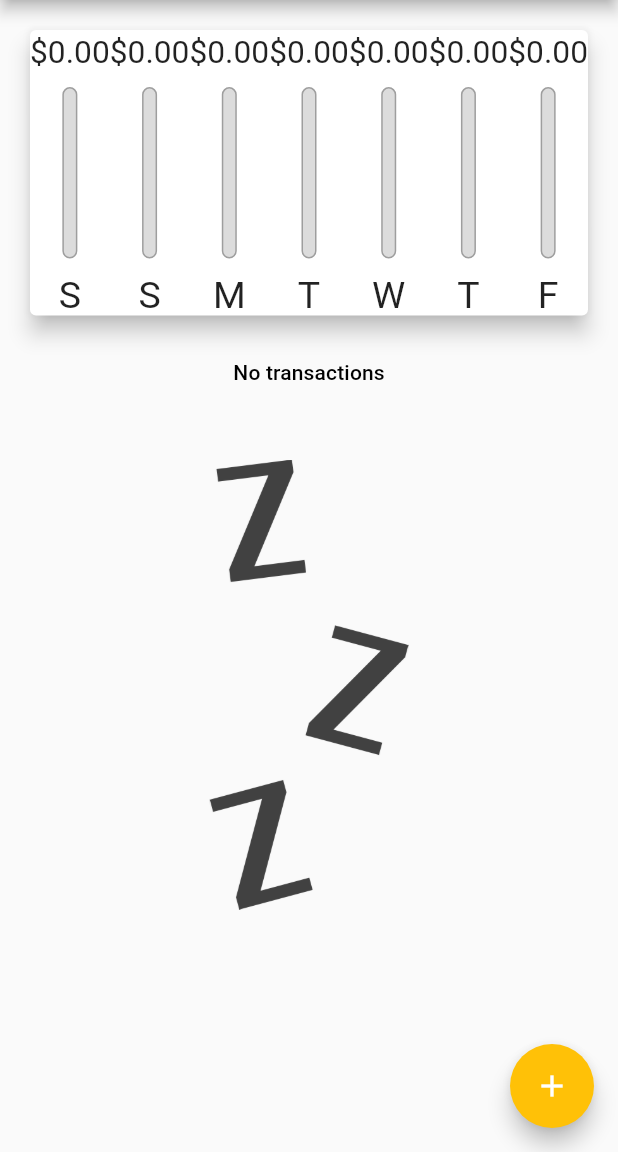
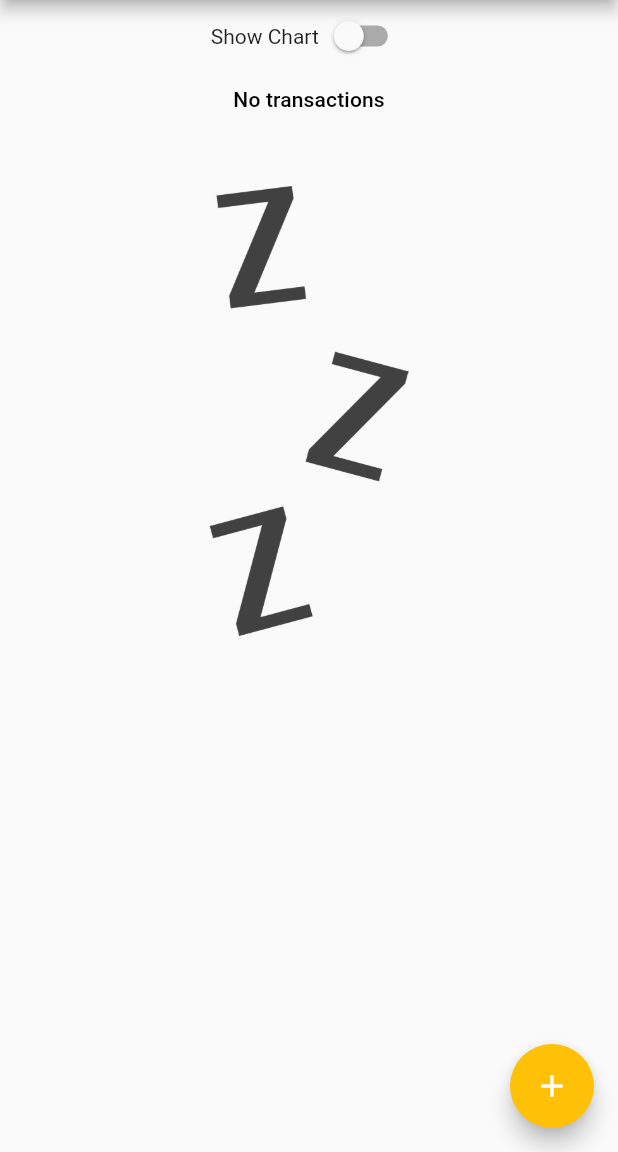
Before and after one commit to AllanCicceri/ExpensesApp, a Flutter app: the screen it shows after launch, on a phone screen of 412 x 824 dp, the part 84-1236 px from its top. Run offline on Flutter 3.47's test engine with Material 2 defaults, Android fonts, the phone set to English and light mode, and no system bars; missing offline and left inert: dart:ffi.

Commit message:
add: added switch to show chart or not (for landscape orientation in small screen devices)

```diff
--- a/lib/main.dart
+++ b/lib/main.dart
@@ -49,6 +49,7 @@ class HomePage extends StatefulWidget {
 
 class _HomePageState extends State<HomePage> {
   final List<Transaction> _transactions = [];
+  bool _showChart = false;
 
   List<Transaction> get _recentTransactions {
     return _transactions
@@ -113,10 +114,26 @@ class _HomePageState extends State<HomePage> {
         child: Column(
           crossAxisAlignment: CrossAxisAlignment.stretch,
           children: [
+            Row(
+              mainAxisAlignment: MainAxisAlignment.center,
+              children: [
+                Text('Show Chart'),
+                Switch(
+                  value: _showChart,
+                  onChanged: (value) {
+                    setState(() {
+                      _showChart = value;
+                    });
+                  },
+                ),
+              ],
+            ),
+            if (_showChart)
               Container(
                 height: availableHeight * 0.3,
                 child: Chart(_recentTransactions),
               ),
+            if (!_showChart)
               Container(
                 height: availableHeight * 0.7,
                 child: TransactionList(_transactions, _removeTransaction),
```
Lines whose indentation alone changed are shown as unchanged.
